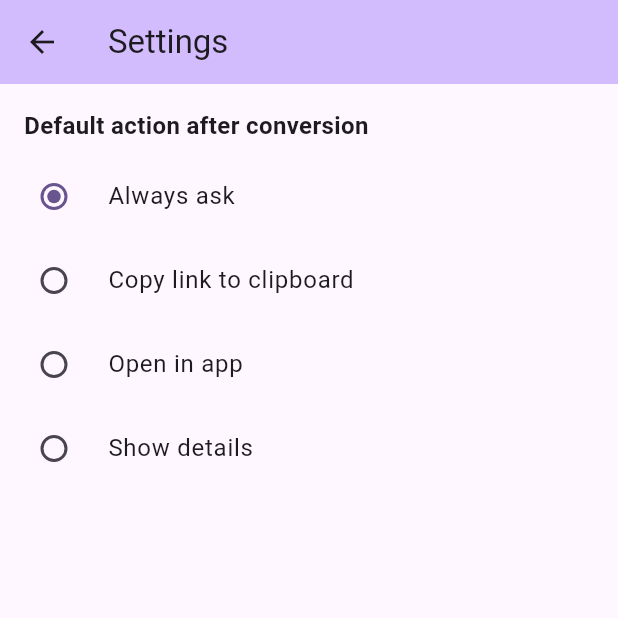
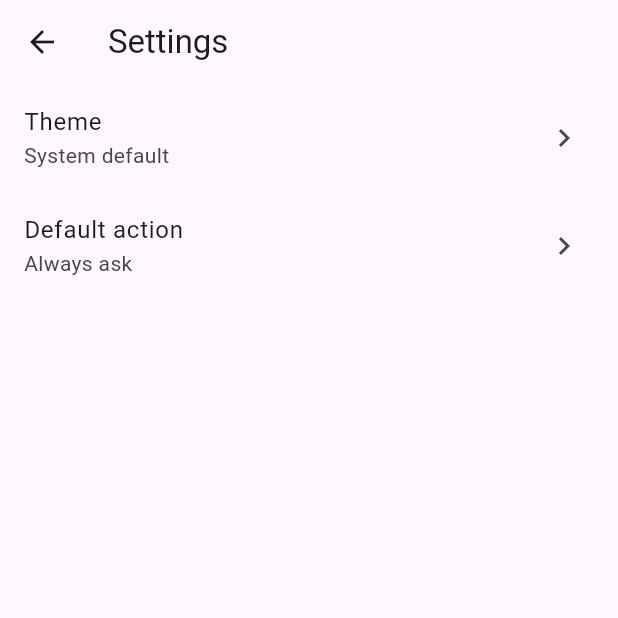
Before and after one commit to zocrit/unitunes, a Flutter app: the screen it shows after launch, after a tap on the "settings" icon, on a phone screen of 412 x 824 dp, the top half of it. Run offline on Flutter 3.47's test engine with Material 3 defaults, Android fonts, the phone set to English and light mode, and no system bars; our stand-ins replace fluttertoast, shared_preferences; missing offline and left inert: receive_sharing_intent, spotify.

Commit message:
feat: add dark theme support with light/dark/system setting

```diff
--- a/lib/main.dart
+++ b/lib/main.dart
@@ -19,8 +19,46 @@ void main() {
   runApp(const MyApp());
 }
 
-class MyApp extends StatelessWidget {
+class MyApp extends StatefulWidget {
   const MyApp({super.key});
+
+  @override
+  State<MyApp> createState() => _MyAppState();
+}
+
+class _MyAppState extends State<MyApp> {
+  ThemeMode _themeMode = ThemeMode.system;
+
+  @override
+  void initState() {
+    super.initState();
+    _loadThemeMode();
+  }
+
+  Future<void> _loadThemeMode() async {
+    final prefs = await SharedPreferences.getInstance();
+    final value = prefs.getString('theme_mode');
+    if (value != null) {
+      setState(() {
+        _themeMode = switch (value) {
+          'light' => ThemeMode.light,
+          'dark' => ThemeMode.dark,
+          _ => ThemeMode.system,
+        };
+      });
+    }
+  }
+
+  void _setThemeMode(ThemeMode mode) {
+    setState(() => _themeMode = mode);
+    SharedPreferences.getInstance().then((prefs) {
+      prefs.setString('theme_mode', switch (mode) {
+        ThemeMode.light => 'light',
+        ThemeMode.dark => 'dark',
+        ThemeMode.system => 'system',
+      });
+    });
+  }
 
   @override
   Widget build(BuildContext context) {
@@ -28,14 +66,33 @@ class MyApp extends StatelessWidget {
       title: 'UniTunes',
       theme: ThemeData(
         colorScheme: ColorScheme.fromSeed(seedColor: Colors.deepPurple),
+        useMaterial3: true,
       ),
-      home: const HomePage(),
+      darkTheme: ThemeData(
+        colorScheme: ColorScheme.fromSeed(
+          seedColor: Colors.deepPurple,
+          brightness: Brightness.dark,
+        ),
+        useMaterial3: true,
+      ),
+      themeMode: _themeMode,
+      home: HomePage(
+        themeMode: _themeMode,
+        onThemeModeChanged: _setThemeMode,
+      ),
     );
   }
 }
 
 class HomePage extends StatefulWidget {
-  const HomePage({super.key});
+  final ThemeMode themeMode;
+  final ValueChanged<ThemeMode> onThemeModeChanged;
+
+  const HomePage({
+    super.key,
+    required this.themeMode,
+    required this.onThemeModeChanged,
+  });
 
   @override
   State<HomePage> createState() => _HomePageState();
@@ -315,10 +372,10 @@ class _HomePageState extends State<HomePage> {
   @override
   Widget build(BuildContext context) {
     final targetLabel = _target?.displayName ?? 'target';
+    final colorScheme = Theme.of(context).colorScheme;
 
     return Scaffold(
       appBar: AppBar(
-        backgroundColor: Theme.of(context).colorScheme.inversePrimary,
         title: const Text('UniTunes'),
         actions: [
           IconButton(
@@ -338,27 +395,32 @@ class _HomePageState extends State<HomePage> {
           IconButton(
             icon: const Icon(Icons.settings),
             onPressed: () async {
-              final result = await Navigator.push<String>(
+              await Navigator.push(
                 context,
                 MaterialPageRoute(
-                  builder: (_) => SettingsPage(defaultAction: _defaultAction),
+                  builder: (_) => SettingsPage(
+                    defaultAction: _defaultAction,
+                    themeMode: widget.themeMode,
+                    onThemeModeChanged: widget.onThemeModeChanged,
+                  ),
                 ),
               );
-              if (result != null) {
-                setState(() => _defaultAction = result);
-              }
+              final prefs = await SharedPreferences.getInstance();
+              setState(() {
+                _defaultAction = prefs.getString('default_action') ?? 'ask';
+              });
             },
           ),
         ],
       ),
       body: Center(
         child: _sharedText.isEmpty
-            ? const Padding(
-                padding: EdgeInsets.symmetric(horizontal: 32),
+            ? Padding(
+                padding: const EdgeInsets.symmetric(horizontal: 32),
                 child: Text(
                   'Share a music link to this app to convert it.',
                   textAlign: TextAlign.center,
-                  style: TextStyle(fontSize: 16, color: Colors.grey),
+                  style: TextStyle(fontSize: 16, color: colorScheme.onSurfaceVariant),
                 ),
               )
             : Padding(
@@ -368,9 +430,9 @@ class _HomePageState extends State<HomePage> {
                   children: [
                     Text(
                       'Target: $targetLabel',
-                      style: const TextStyle(
+                      style: TextStyle(
                         fontWeight: FontWeight.bold,
-                        color: Colors.purple,
+                        color: colorScheme.primary,
                       ),
                     ),
                     const SizedBox(height: 12),
@@ -379,7 +441,7 @@ class _HomePageState extends State<HomePage> {
                     Text(
                       _sharedText,
                       textAlign: TextAlign.center,
-                      style: const TextStyle(color: Colors.blue),
+                      style: TextStyle(color: colorScheme.primary),
                     ),
                     const SizedBox(height: 20),
                     Text(
@@ -399,7 +461,7 @@ class _HomePageState extends State<HomePage> {
                       SelectableText(
                         _result!.url,
                         textAlign: TextAlign.center,
-                        style: const TextStyle(color: Colors.green, fontSize: 13),
+                        style: TextStyle(color: colorScheme.tertiary, fontSize: 13),
                       ),
                       const SizedBox(height: 16),
                       ElevatedButton.icon(
@@ -411,7 +473,7 @@ class _HomePageState extends State<HomePage> {
                       Text(
                         _errorMsg,
                         textAlign: TextAlign.center,
-                        style: const TextStyle(color: Colors.red, fontSize: 14),
+                        style: TextStyle(color: colorScheme.error, fontSize: 14),
                       ),
                   ],
                 ),
--- a/lib/settings_page.dart
+++ b/lib/settings_page.dart
@@ -3,8 +3,15 @@ import 'package:shared_preferences/shared_preferences.dart';
 
 class SettingsPage extends StatefulWidget {
   final String defaultAction;
+  final ThemeMode themeMode;
+  final ValueChanged<ThemeMode> onThemeModeChanged;
 
-  const SettingsPage({super.key, required this.defaultAction});
+  const SettingsPage({
+    super.key,
+    required this.defaultAction,
+    required this.themeMode,
+    required this.onThemeModeChanged,
+  });
 
   @override
   State<SettingsPage> createState() => _SettingsPageState();
@@ -12,20 +19,76 @@ class SettingsPage extends StatefulWidget {
 
 class _SettingsPageState extends State<SettingsPage> {
   late String _selected;
+  late ThemeMode _themeMode;
 
   @override
   void initState() {
     super.initState();
     _selected = widget.defaultAction;
+    _themeMode = widget.themeMode;
   }
 
-  Future<void> _onChanged(String? value) async {
-    if (value == null) return;
-    setState(() => _selected = value);
-    final prefs = await SharedPreferences.getInstance();
-    await prefs.setString('default_action', value);
-    if (mounted) {
-      Navigator.pop(context, value);
+  String get _themeModeLabel => switch (_themeMode) {
+    ThemeMode.system => 'System default',
+    ThemeMode.light => 'Light',
+    ThemeMode.dark => 'Dark',
+  };
+
+  Future<void> _showThemeDialog() async {
+    final result = await showDialog<ThemeMode>(
+      context: context,
+      builder: (ctx) => SimpleDialog(
+        title: const Text('Theme'),
+        children: [
+          for (final (mode, label) in [
+            (ThemeMode.system, 'System default'),
+            (ThemeMode.light, 'Light'),
+            (ThemeMode.dark, 'Dark'),
+          ])
+            RadioListTile<ThemeMode>(
+              title: Text(label),
+              value: mode,
+              groupValue: _themeMode,
+              onChanged: (v) => Navigator.pop(ctx, v),
+            ),
+        ],
+      ),
+    );
+    if (result != null) {
+      setState(() => _themeMode = result);
+      widget.onThemeModeChanged(result);
+    }
+  }
+
+  static const _actionLabels = {
+    'ask': 'Always ask',
+    'copy': 'Copy to clipboard',
+    'open': 'Open link directly',
+    'show': 'Show details',
+  };
+
+  String get _actionLabel => _actionLabels[_selected] ?? _selected;
+
+  Future<void> _showActionDialog() async {
+    final result = await showDialog<String>(
+      context: context,
+      builder: (ctx) => SimpleDialog(
+        title: const Text('Default action'),
+        children: [
+          for (final entry in _actionLabels.entries)
+            RadioListTile<String>(
+              title: Text(entry.value),
+              value: entry.key,
+              groupValue: _selected,
+              onChanged: (v) => Navigator.pop(ctx, v),
+            ),
+        ],
+      ),
+    );
+    if (result != null) {
+      setState(() => _selected = result);
+      final prefs = await SharedPreferences.getInstance();
+      await prefs.setString('default_action', result);
     }
   }
 
@@ -33,41 +96,21 @@ class _SettingsPageState extends State<SettingsPage> {
   Widget build(BuildContext context) {
     return Scaffold(
       appBar: AppBar(
-        backgroundColor: Theme.of(context).colorScheme.inversePrimary,
         title: const Text('Settings'),
       ),
       body: ListView(
         children: [
-          const Padding(
-            padding: EdgeInsets.fromLTRB(16, 16, 16, 8),
-            child: Text(
-              'Default action after conversion',
-              style: TextStyle(fontWeight: FontWeight.bold, fontSize: 16),
-            ),
+          ListTile(
+            title: const Text('Theme'),
+            subtitle: Text(_themeModeLabel),
+            trailing: const Icon(Icons.chevron_right),
+            onTap: _showThemeDialog,
           ),
-          RadioListTile<String>(
-            title: const Text('Always ask'),
-            value: 'ask',
-            groupValue: _selected,
-            onChanged: _onChanged,
-          ),
-          RadioListTile<String>(
-            title: const Text('Copy link to clipboard'),
-            value: 'copy',
-            groupValue: _selected,
-            onChanged: _onChanged,
-          ),
-          RadioListTile<String>(
-            title: const Text('Open in app'),
-            value: 'open',
-            groupValue: _selected,
-            onChanged: _onChanged,
-          ),
-          RadioListTile<String>(
-            title: const Text('Show details'),
-            value: 'show',
-            groupValue: _selected,
-            onChanged: _onChanged,
+          ListTile(
+            title: const Text('Default action'),
+            subtitle: Text(_actionLabel),
+            trailing: const Icon(Icons.chevron_right),
+            onTap: _showActionDialog,
           ),
         ],
       ),
```
Also changed, not shown: lib/history_page.dart (+3 -4 lines).
